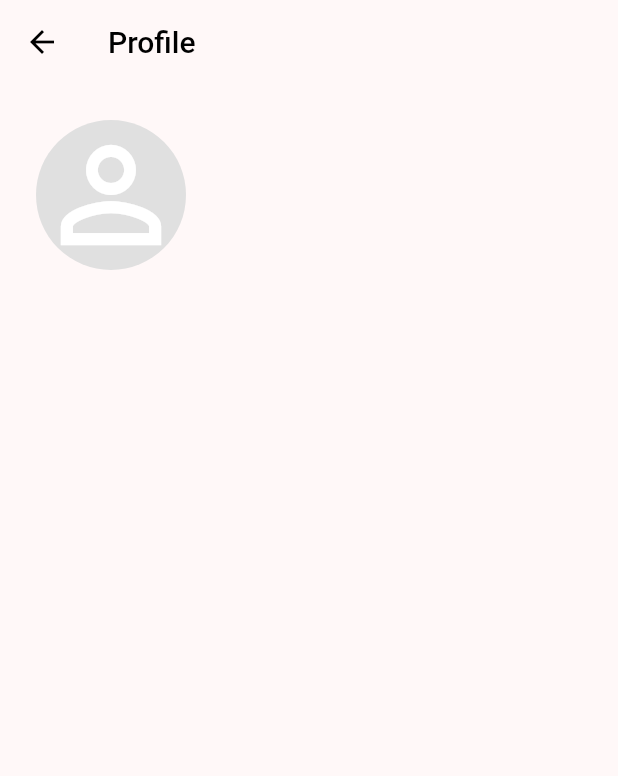
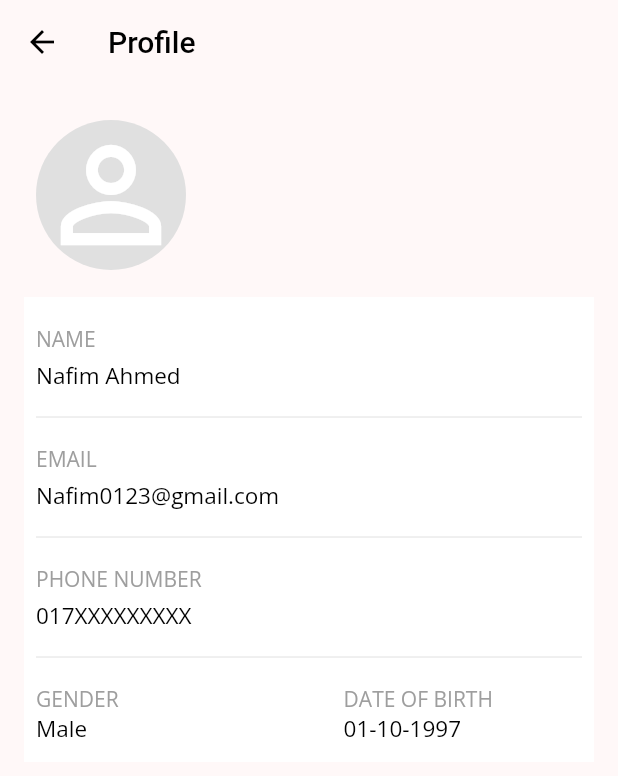
Before and after one commit to NafimAhmed/Paymentsall, a Flutter app: the ProfileScreen screen opened directly, after a tap on "Profile", on a phone screen of 412 x 824 dp. Shown: the top 776 px of the screen. Run offline on Flutter 3.47's test engine with Material 2 defaults, Android fonts, the phone set to English and light mode, and no system bars; our stand-ins replace animated_splash_screen, barcode_widget, flutter_contacts, fluttertoast, gap, get and 5 more; missing offline and left inert: qr_code_scanner.

Commit message:
update at 6:01 PM, 2/28/2023

```diff
--- /dev/null
+++ b/lib/Screens/Account & Settings/ProfilePage.dart
@@ -0,0 +1,131 @@
+import 'package:flutter/material.dart';
+import 'package:google_fonts/google_fonts.dart';
+import 'package:payments_all_app/utils/app_layout.dart';
+
+class ProfilePage extends StatefulWidget {
+  const ProfilePage({Key? key}) : super(key: key);
+
+  @override
+  State<ProfilePage> createState() => _ProfilePageState();
+}
+
+class _ProfilePageState extends State<ProfilePage> {
+  @override
+  Widget build(BuildContext context) {
+    return Scaffold(
+
+      appBar: AppBar(
+        backgroundColor: Color(0xFFFFF8F8),
+        elevation: 0.0,
+        title: Text('Profile',style: TextStyle(color: Colors.black),),
+        iconTheme: IconThemeData(color: Colors.black),
+      ),
+      backgroundColor: Color(0xFFFFF8F8),
+
+      body: Padding(
+        padding: EdgeInsets.symmetric(horizontal: AppLayout.getWidth(16),vertical: AppLayout.getHeight(16)),
+        child: Column(crossAxisAlignment: CrossAxisAlignment.start,
+          children: [
+
+
+
+            TextButton(
+              onPressed: (){},
+              child: CircleAvatar(
+                backgroundColor: Colors.grey.shade300,
+                  radius: 50,
+                  child: Icon(Icons.perm_identity,size: 100,color: Colors.white,)),
+            ),
+
+
+            SizedBox(height: 10,),
+
+          Container(
+            height: AppLayout.getHeight(310),
+            color: Colors.white,
+            child: Padding(
+              padding: const EdgeInsets.all(8.0),
+              child: Column(
+                crossAxisAlignment: CrossAxisAlignment.start,
+                children: [
+                  SizedBox(height: 10,),
+                  Text('NAME',style: GoogleFonts.openSans(
+                      color: Colors.grey
+                  ),),
+                  SizedBox(height: 5,),
+                  Text('Nafim Ahmed',style: GoogleFonts.openSans(
+                    fontSize: 15,
+                    color: Colors.black
+                  ),
+            ),
+
+                  SizedBox(height: 10,),
+                  Divider(),
+                  SizedBox(height: 10,),
+
+
+                  Text('EMAIL',style: GoogleFonts.openSans(
+                      color: Colors.grey
+                  ),),
+                  SizedBox(height: 5,),
+                  Text('Nafim0123@gmail.com',style: GoogleFonts.openSans(
+                      fontSize: 15,
+                      color: Colors.black
+                  ),),
+                  SizedBox(height: 10,),
+                  Divider(),
+                  SizedBox(height: 10,),
+
+                  Text('PHONE NUMBER',style: GoogleFonts.openSans(
+                      color: Colors.grey
+                  ),),
+                  SizedBox(height: 5,),
+                  Text('017XXXXXXXXX',style: GoogleFonts.openSans(
+                      fontSize: 15,
+                      color: Colors.black
+                  ),),
+                  SizedBox(height: 10,),
+                  Divider(),
+                  SizedBox(height: 10,),
+
+                  Row(
+                    children: [
+                      Column(crossAxisAlignment: CrossAxisAlignment.start,
+                        children: [
+                          Text('GENDER',style: GoogleFonts.openSans(
+                              color: Colors.grey
+                          ),),
+                          Text('Male',style: GoogleFonts.openSans(
+                              fontSize: 15,
+                              color: Colors.black
+                          ),),
+                        ],
+                      ),
+                      SizedBox(width: 150,),
+                      Column(crossAxisAlignment: CrossAxisAlignment.start,
+                        children: [
+                          Text('DATE OF BIRTH',style: GoogleFonts.openSans(
+                              color: Colors.grey
+                          ),),
+                          Text('01-10-1997',style: GoogleFonts.openSans(
+                              fontSize: 15,
+                              color: Colors.black
+                          ),)
+                        ],
+                      )
+                    ],
+                  )
+                ],
+              ),
+            ),
+          )
+
+
+
+
+          ],
+        ),
+      ),
+    );
+  }
+}
--- a/lib/Screens/Profile/ProfileScreen.dart
+++ b/lib/Screens/Account & Settings/ProfileScreen.dart
@@ -1,5 +1,6 @@
 import 'package:flutter/cupertino.dart';
 import 'package:flutter/material.dart';
+import 'package:google_fonts/google_fonts.dart';
 import 'package:payments_all_app/utils/app_layout.dart';
 
 import 'ProfilePage.dart';
@@ -12,6 +13,10 @@ class ProfileScreen extends StatefulWidget {
 }
 
 class _ProfileScreenState extends State<ProfileScreen> {
+
+ static List<String>_language=['English','বাংলা'];
+ String select='';
+
   @override
   Widget build(BuildContext context) {
     return Scaffold(
@@ -37,11 +42,11 @@ class _ProfileScreenState extends State<ProfileScreen> {
         child: Column(
           children: [
             Padding(
-              padding: EdgeInsets.all(16.0),
+              padding: EdgeInsets.symmetric(horizontal: AppLayout.getWidth(16),vertical: AppLayout.getHeight(16)),
             child: Center(
               child: Container(
-                height: 120,
-                  width: 320,
+                height: AppLayout.getHeight(120),
+                  width: AppLayout.getWidth(320),
 
 
                   decoration: BoxDecoration(
@@ -58,12 +63,41 @@ class _ProfileScreenState extends State<ProfileScreen> {
                     children: [
                       TextButton(
                           onPressed: () {  },
-                          child: Icon(Icons.account_circle_rounded,size: 100,)),
-                      Column(
+                          child: Icon(Icons.account_circle_rounded,size: 100,color: Colors.grey,)),
+                      Column(crossAxisAlignment: CrossAxisAlignment.start,
                         children: [
-                          const SizedBox(height:40,),
-                          Text('User Name',style: TextStyle(color: Colors.black,fontWeight: FontWeight.w900,fontSize: 20)), SizedBox(height: 5,),
-                          Text('Phone Number',style: TextStyle(color: Colors.grey,fontWeight: FontWeight.w500)),SizedBox(height: 5,),
+                          const SizedBox(height:30,),
+                          Text('Nafim Ahmed',
+
+
+                            style: GoogleFonts.openSans(
+                              fontSize: 20,
+                              color: Colors.black,
+                              fontWeight: FontWeight.w600),
+                          ),
+
+
+                          Text('Nafim0123@gmail.com',
+
+
+                              style: GoogleFonts.openSans(
+                                  color: Colors.grey,
+                                  fontWeight: FontWeight.w500
+                              ),
+                          ),
+
+
+
+                          Text('017XXXXXXXX',
+
+
+                              style: GoogleFonts.openSans(
+                                  color: Colors.grey,
+                                  fontWeight: FontWeight.w500
+                              ),
+                          ),
+
+
                         ],
                       )
                     ],
@@ -75,10 +109,10 @@ class _ProfileScreenState extends State<ProfileScreen> {
 
 
             Padding(
-                padding: EdgeInsets.only(left: 16.0,right: 16.0),
+              padding: EdgeInsets.symmetric(horizontal: AppLayout.getWidth(16),vertical: AppLayout.getHeight(16)),
             child: Container(
-              height:  600,
-              width: 320,
+              height: AppLayout.getHeight(600),
+              width: AppLayout.getWidth(320),
 
 
               decoration: BoxDecoration(
@@ -94,7 +128,7 @@ class _ProfileScreenState extends State<ProfileScreen> {
 
                   SizedBox(height: 10,),
 
-                  Padding(padding: EdgeInsets.only(left: 16.0),
+                  Padding(padding: EdgeInsets.only(left:AppLayout.getWidth(16)),
                     child: Text('ACCOUNT',style: TextStyle(color: Colors.grey.shade700,fontSize: 12)),
                   ),
 
@@ -120,8 +154,13 @@ class _ProfileScreenState extends State<ProfileScreen> {
                     },
                     child: Row(
                       children: [
-                        Icon(Icons.manage_accounts_sharp),SizedBox(width: 10,),
-                        Text('Profile')
+                        Icon(Icons.manage_accounts_sharp,color: Colors.red.shade300,),SizedBox(width: 10,),
+                        Text('Profile',
+                          style: GoogleFonts.openSans(
+                              fontSize: 15,
+                              color: Colors.black
+                          ),
+                        )
                       ],
                     ),
                   ),
@@ -134,22 +173,40 @@ class _ProfileScreenState extends State<ProfileScreen> {
 
 
                   Padding(
-                    padding: const EdgeInsets.all(16.0),
+                    padding: EdgeInsets.symmetric(horizontal: AppLayout.getWidth(16),vertical: AppLayout.getHeight(16)),
                     child: Text('SETTINGS',style: TextStyle(color: Colors.grey.shade700,fontSize: 12)),
                   ),
 
-                  TextButton(
-                      style: ButtonStyle(
-                        shadowColor: MaterialStateProperty.all(Colors.transparent),
-                        overlayColor: MaterialStateProperty.all(Colors.transparent),
-                      ),
-                      onPressed: () {  },
-                      child: Row(
-                        children: [
-                          Icon(Icons.language_sharp),SizedBox(width: 10,),
-                          Text('Language')
-                        ],
-                      )
+
+                  Padding(
+                    padding: EdgeInsets.only(left: AppLayout.getHeight(8),bottom: AppLayout.getWidth(8),right: AppLayout.getHeight(8)),
+                    child: Row(
+                      children: [
+                        Icon(Icons.language_sharp,color: Colors.red.shade300,),SizedBox(width: 10,),
+                        Text('Language',
+                          style: GoogleFonts.openSans(
+                              fontSize: 15,
+                              color: Colors.black
+                          ),
+                        ),
+                        Expanded(
+                          child:  DropdownButtonHideUnderline(
+                          child: ButtonTheme(
+                            alignedDropdown: true,
+                            child: DropdownButton(
+                               onChanged: (newValue){ },
+                              items: _language.map((e) {
+                                return DropdownMenuItem(
+                                    value: e,
+                                    child: Text(e)
+                                );
+                              }).toList(),
+                            ),
+                          ),
+                        ),
+                        ),
+                      ],
+                    ),
                   ),
 
 
@@ -161,8 +218,13 @@ class _ProfileScreenState extends State<ProfileScreen> {
                       onPressed: () {  },
                       child: Row(
                         children: [
-                          Icon(Icons.gpp_good_sharp),SizedBox(width: 10,),
-                          Text('Permissions')
+                          Icon(Icons.gpp_good_sharp,color: Colors.red.shade300,),SizedBox(width: 10,),
+                          Text('Permissions',
+                            style: GoogleFonts.openSans(
+                                fontSize: 15,
+                                color: Colors.black
+                            ),
+                          )
                         ],
                       )
                   ),
@@ -171,9 +233,11 @@ class _ProfileScreenState extends State<ProfileScreen> {
 
 
                   Padding(
-                    padding: const EdgeInsets.all(16.0),
+                    padding: EdgeInsets.symmetric(horizontal: AppLayout.getWidth(16),vertical: AppLayout.getHeight(16)),
                     child: Text('HELP & LEGAL',style: TextStyle(color: Colors.grey.shade700,fontSize: 12)),
                   ),
+
+
 
                   TextButton(
                       style: ButtonStyle(
@@ -183,8 +247,13 @@ class _ProfileScreenState extends State<ProfileScreen> {
                       onPressed: (){},
                       child: Row(
                         children: [
-                          Icon(Icons.help),SizedBox(width: 10,),
-                          Text('Help')
+                          Icon(Icons.help,color: Colors.red.shade300,),SizedBox(width: 10,),
+                          Text('Help',
+                            style: GoogleFonts.openSans(
+                                fontSize: 15,
+                                color: Colors.black
+                            ),
+                          )
                         ],
                       )
                   ),
@@ -198,8 +267,13 @@ class _ProfileScreenState extends State<ProfileScreen> {
                       onPressed: (){},
                       child: Row(
                         children: [
-                          Icon(Icons.phone_callback_sharp),SizedBox(width: 10,),
-                          Text('Contact Us')
+                          Icon(Icons.phone_callback_sharp,color: Colors.red.shade300,),SizedBox(width: 10,),
+                          Text('Contact Us',
+                            style: GoogleFonts.openSans(
+                                fontSize: 15,
+                                color: Colors.black
+                            ),
+                          )
                         ],
                       )
                   ),
@@ -210,7 +284,7 @@ class _ProfileScreenState extends State<ProfileScreen> {
 
 
                   Padding(
-                    padding: const EdgeInsets.all(16.0),
+                    padding: EdgeInsets.symmetric(horizontal: AppLayout.getWidth(16),vertical: AppLayout.getHeight(16)),
                     child: Text('MORE',style: TextStyle(color: Colors.grey.shade700,fontSize: 12)),
                   ),
 
@@ -223,8 +297,13 @@ class _ProfileScreenState extends State<ProfileScreen> {
                       onPressed: (){},
                       child: Row(
                         children: [
-                          Icon(Icons.star_rate_outlined),SizedBox(width: 10,),
-                          Text('Rate Us')
+                          Icon(Icons.star_rate_outlined,color: Colors.red.shade300,),SizedBox(width: 10,),
+                          Text('Rate Us',
+                            style: GoogleFonts.openSans(
+                                fontSize: 15,
+                                color: Colors.black
+                            ),
+                          )
                         ],
                       )
                   ),
@@ -237,8 +316,13 @@ class _ProfileScreenState extends State<ProfileScreen> {
                       onPressed: (){},
                       child: Row(
                         children: [
-                          Icon(Icons.logout),SizedBox(width: 10,),
-                          Text('Log out')
+                          Icon(Icons.logout,color: Colors.red.shade300,),SizedBox(width: 10,),
+                          Text('Log out',
+                            style: GoogleFonts.openSans(
+                                fontSize: 15,
+                                color: Colors.black
+                            ),
+                          )
                         ],
                       )
                   ),
--- a/lib/Screens/MainScreen.dart
+++ b/lib/Screens/MainScreen.dart
@@ -1,9 +1,9 @@
 import 'package:flutter/material.dart';
 import 'package:payments_all_app/Screens/Home/HomePage.dart';
 import 'package:payments_all_app/Screens/Notification/NotificationScreen.dart';
-import 'package:payments_all_app/Screens/Profile/ProfileScreen.dart';
 import 'package:payments_all_app/Screens/RecentTransfer/RecenTransferScreen.dart';
 
+import 'Account & Settings/ProfileScreen.dart';
 import 'Scan/ScanScreen.dart';
 
 class MainScreen extends StatefulWidget {
--- a/lib/Screens/Profile/ProfilePage.dart
+++ /dev/null
@@ -1,45 +0,0 @@
-import 'package:flutter/material.dart';
-
-class ProfilePage extends StatefulWidget {
-  const ProfilePage({Key? key}) : super(key: key);
-
-  @override
-  State<ProfilePage> createState() => _ProfilePageState();
-}
-
-class _ProfilePageState extends State<ProfilePage> {
-  @override
-  Widget build(BuildContext context) {
-    return Scaffold(
-
-      appBar: AppBar(
-        backgroundColor: Color(0xFFFFF8F8),
-        elevation: 0.0,
-        title: Text('Profile',style: TextStyle(color: Colors.black),),
-        iconTheme: IconThemeData(color: Colors.black),
-      ),
-      backgroundColor: Color(0xFFFFF8F8),
-
-      body: Padding(
-        padding: EdgeInsets.all(16.0),
-        child: Column(
-          children: [
-
-
-
-            TextButton(
-              onPressed: (){},
-              child: CircleAvatar(
-                backgroundColor: Colors.grey.shade300,
-                  radius: 50,
-                  child: Icon(Icons.perm_identity,size: 100,color: Colors.white,)),
-            ),
-
-
-            SizedBox(height: 10,)
-          ],
-        ),
-      ),
-    );
-  }
-}
```
Also changed, not shown: lib/Screens/Account & Settings/Permissions.dart (added).
